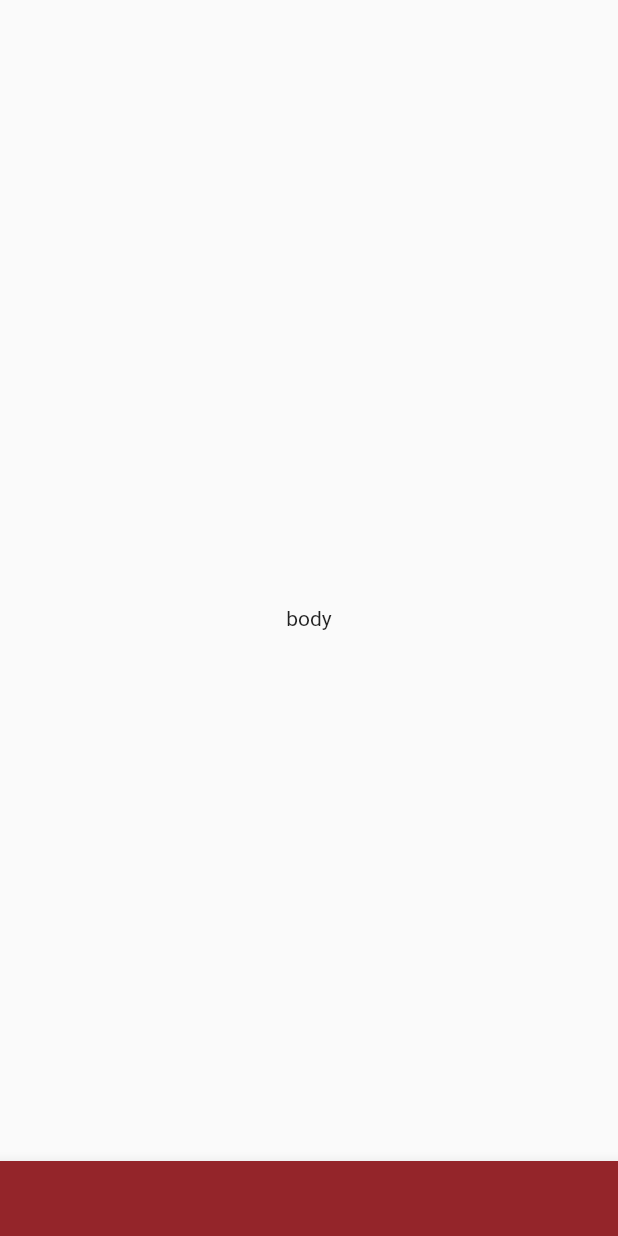
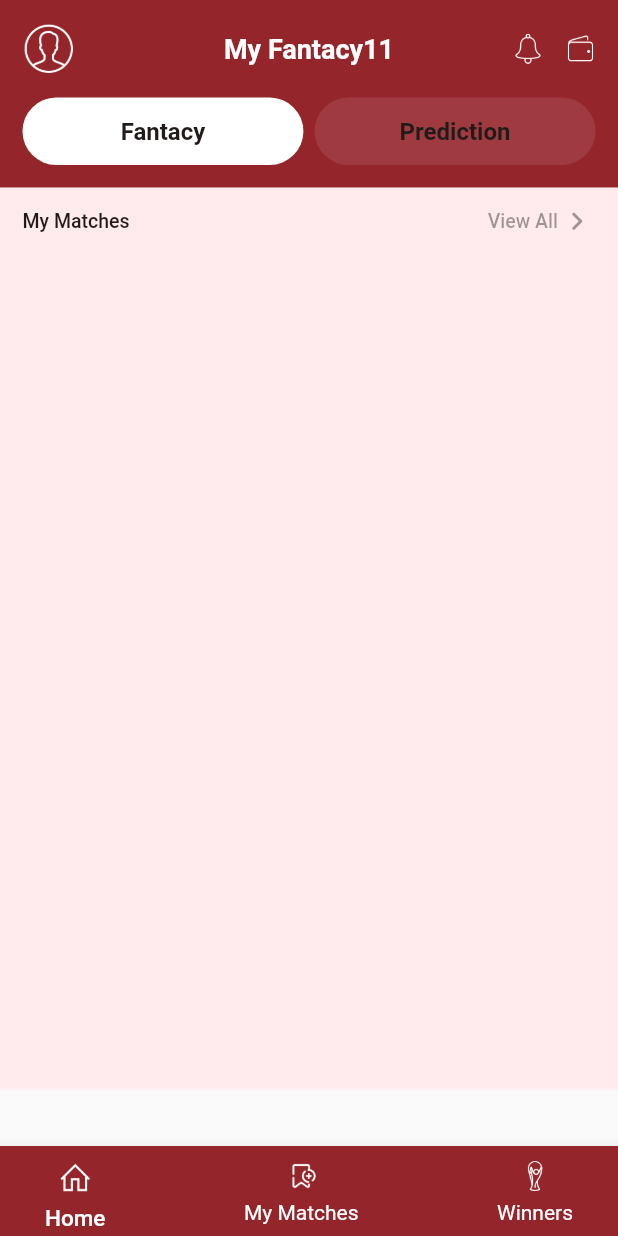
Before and after one commit to chandan123-pradhan/MyFancy11-App, a Flutter app: the screen it shows after launch, on a phone screen of 412 x 824 dp. Run offline on Flutter 3.47's test engine with Material 2 defaults, Android fonts, the phone set to English and light mode, and no system bars; drawn by our look-alikes of carousel_slider.

Commit message:
working on fantacy page

```diff
--- a/lib/main.dart
+++ b/lib/main.dart
@@ -1,7 +1,13 @@
 import 'package:cricket_fantacy/src/ui/screens/splash_screen.dart';
+import 'package:cricket_fantacy/src/utils/color_scheme.dart';
 import 'package:flutter/material.dart';
+import 'package:flutter/services.dart';
 
 void main() {
+  SystemChrome.setSystemUIOverlayStyle(SystemUiOverlayStyle(
+    systemNavigationBarColor: ColorConstant.primaryColor, // navigation bar color
+    statusBarColor: ColorConstant.primaryColor, // status bar color
+  ));
   runApp(const MyApp());
 }
 
--- a/lib/src/ui/screens/dashboard_screen.dart
+++ b/lib/src/ui/screens/dashboard_screen.dart
@@ -1,4 +1,7 @@
+import 'package:cricket_fantacy/src/ui/screens/home_tab/home_screen.dart';
+import 'package:cricket_fantacy/src/ui/widgets/bottom_bar_item.dart';
 import 'package:cricket_fantacy/src/utils/color_scheme.dart';
+import 'package:cricket_fantacy/src/utils/image_utils.dart';
 import 'package:flutter/material.dart';
 import 'package:flutter/src/widgets/framework.dart';
 import 'package:flutter/src/widgets/placeholder.dart';
@@ -11,22 +14,69 @@ class DashboardScreen extends StatefulWidget {
 }
 
 class _DashboardScreenState extends State<DashboardScreen> {
+  int _currentIndex = 0;
+Widget _body=Container();
+  void _changeIndex(int value) {
+    _currentIndex = value;
+ _body=_screens[1];
+    setState(() {});
+
+  }
+
+
+
+  List<Widget> _screens = [HomeScreen(), HomeScreen(), HomeScreen()];
+
+@override
+  void initState() {
+    _body=_screens[0];
+    // TODO: implement initState
+    super.initState();
+  }
+
   @override
   Widget build(BuildContext context) {
     return Scaffold(
-      body: const Center(child: Text("body"),),
+      body: _body,
       bottomSheet: SafeArea(
         child: BottomAppBar(
-          child: Container(
-            height: 50,
-            width: MediaQuery.of(context).size.width/1,
-            decoration: const BoxDecoration(
-              color: ColorConstant.primaryColor,
-            ),
+          height: 60,
+          color: ColorConstant.primaryColor,
+          child: Padding(
+            padding: const EdgeInsets.only(top: 10, left: 30, right: 30),
             child: Row(
               mainAxisAlignment: MainAxisAlignment.spaceBetween,
+              crossAxisAlignment: CrossAxisAlignment.center,
               children: [
-
+                InkWell(
+                  onTap: () {
+                    _changeIndex(0);
+                  },
+                  child: BottomBarItem(
+                    imageName: ImageUitls.UnSelected_home,
+                    title: 'Home',
+                    isSelected: _currentIndex == 0 ? true : false,
+                  ),
+                ),
+                InkWell(
+                  onTap: () {
+                    _changeIndex(1);
+                  },
+                  child: BottomBarItem(
+                    imageName: ImageUitls.UnSelected_mymaches,
+                    title: 'My Matches',
+                    isSelected: _currentIndex == 1 ? true : false,
+                  ),
+                ),
+                InkWell(
+                    onTap: () {
+                      _changeIndex(2);
+                    },
+                    child: BottomBarItem(
+                      imageName: ImageUitls.UnSelected_winners,
+                      title: 'Winners',
+                      isSelected: _currentIndex == 2 ? true : false,
+                    ))
               ],
             ),
           ),
--- /dev/null
+++ b/lib/src/ui/screens/home_tab/fantacy_tab.dart
@@ -0,0 +1,64 @@
+import 'package:cricket_fantacy/src/utils/color_scheme.dart';
+import 'package:flutter/material.dart';
+import 'package:flutter/src/widgets/framework.dart';
+import 'package:flutter/src/widgets/placeholder.dart';
+
+class FantacyTab extends StatefulWidget {
+  const FantacyTab({super.key});
+
+  @override
+  State<FantacyTab> createState() => _FantacyTabState();
+}
+
+class _FantacyTabState extends State<FantacyTab> {
+  @override
+  Widget build(BuildContext context) {
+    return SingleChildScrollView(
+      child: Column(
+        children:  [
+          Container(
+            width: MediaQuery.of(context).size.width/1,
+            child: Padding(
+              padding: const EdgeInsets.fromLTRB(15,10,15,10),
+              child: Row(
+                mainAxisAlignment: MainAxisAlignment.spaceBetween,
+                children:  [
+                  Text("My Matches",
+                  style: TextStyle(
+                    color: ColorConstant.primaryBlackColor,
+                    fontSize: 13,
+                    fontWeight: FontWeight.w500
+                  ),
+                  ),
+                                Row(
+                                  mainAxisAlignment: MainAxisAlignment.end,
+                                  children: [
+                                    Text("View All",
+                  style: TextStyle(
+                    color: ColorConstant.disableColor,
+                    fontSize: 13,
+                    fontWeight: FontWeight.w500
+                  ),
+                  ),
+                  Icon(Icons.navigate_next_rounded,
+                  color: ColorConstant.disableColor,
+                  size: 25,)
+                                  ],
+                                )
+                ],
+              ),
+            ),
+          ),
+
+Container(
+  decoration: BoxDecoration(
+    borderRadius: BorderRadius.circular(10),
+    color: ColorConstant.primaryWhiteColor,
+  ),
+)
+
+        ],
+      ),
+    );
+  }
+}
--- /dev/null
+++ b/lib/src/ui/screens/home_tab/home_screen.dart
@@ -0,0 +1,187 @@
+import 'package:carousel_slider/carousel_slider.dart';
+import 'package:cricket_fantacy/src/ui/screens/home_tab/fantacy_tab.dart';
+import 'package:cricket_fantacy/src/utils/color_scheme.dart';
+import 'package:cricket_fantacy/src/utils/image_utils.dart';
+import 'package:flutter/material.dart';
+import 'package:flutter/src/widgets/framework.dart';
+import 'package:flutter/src/widgets/placeholder.dart';
+
+class HomeScreen extends StatefulWidget {
+  const HomeScreen({super.key});
+
+  @override
+  State<HomeScreen> createState() => _HomeScreenState();
+}
+
+class _HomeScreenState extends State<HomeScreen> {
+  int _currentIndex = 0;
+
+  void changeIndex(int index) {
+    _currentIndex = index;
+    setState(() {});
+  }
+
+  @override
+  Widget build(BuildContext context) {
+    return Scaffold(
+      appBar: PreferredSize(
+          preferredSize: Size.fromHeight(0),
+          child: AppBar(
+            elevation: 0,
+          )),
+      body: Column(
+        children: [
+          Container(
+            // height: MediaQuery.of(context).size.height/5,
+            width: MediaQuery.of(context).size.width / 1,
+            decoration: const BoxDecoration(
+              color: ColorConstant.primaryColor,
+            ),
+            child: Padding(
+              padding: const EdgeInsets.all(15.0),
+              child: Column(
+                mainAxisAlignment: MainAxisAlignment.spaceBetween,
+                children: [
+                  Container(
+                    // height: MediaQuery.of(context).size.height/10,
+                    child: Row(
+                      mainAxisAlignment: MainAxisAlignment.spaceBetween,
+                      children: [
+                        Container(
+                          width: MediaQuery.of(context).size.width / 4,
+                          alignment: Alignment.centerLeft,
+                          child: Image.asset(
+                            ImageUitls.Profile_icon,
+                            height: 35,
+                            width: 35,
+                          ),
+                        ),
+                        Container(
+                          width: MediaQuery.of(context).size.width / 3,
+                          alignment: Alignment.center,
+                          child: const Text(
+                            "My Fantacy11",
+                            style: TextStyle(
+                                color: ColorConstant.primaryWhiteColor,
+                                fontSize: 18,
+                                fontWeight: FontWeight.w600),
+                          ),
+                        ),
+                        Container(
+                          width: MediaQuery.of(context).size.width / 4,
+                          child: Row(
+                            mainAxisAlignment: MainAxisAlignment.end,
+                            children: [
+                              Image.asset(
+                                ImageUitls.Notification_icon,
+                                height: 20,
+                                width: 20,
+                              ),
+                              SizedBox(
+                                width: 15,
+                              ),
+                              Image.asset(
+                                ImageUitls.Wallet_icon,
+                                height: 20,
+                                width: 20,
+                              ),
+                            ],
+                          ),
+                        )
+                      ],
+                    ),
+                  ),
+                  SizedBox(
+                    height: 15,
+                  ),
+                  Container(
+// height: MediaQuery.of(context).size.height/9,
+                      child: Row(
+                    mainAxisAlignment: MainAxisAlignment.spaceBetween,
+                    children: [
+                      InkWell(
+                        onTap: () {
+                          changeIndex(0);
+                        },
+                        child: Container(
+                          width: MediaQuery.of(context).size.width / 2.2,
+                          height: 45,
+                          decoration: BoxDecoration(
+                            borderRadius: BorderRadius.circular(35),
+                            color: _currentIndex == 0
+                                ? ColorConstant.primaryWhiteColor
+                                : ColorConstant.un_selected_color,
+                          ),
+                          alignment: Alignment.center,
+                          child: const Text(
+                            "Fantacy",
+                            style: TextStyle(
+                                color: ColorConstant.primaryBlackColor,
+                                fontSize: 16,
+                                fontWeight: FontWeight.w600),
+                          ),
+                        ),
+                      ),
+                      InkWell(
+                        onTap: () {
+                          changeIndex(1);
+                        },
+                        child: Container(
+                          width: MediaQuery.of(context).size.width / 2.2,
+                          height: 45,
+                          decoration: BoxDecoration(
+                            borderRadius: BorderRadius.circular(35),
+                            color: _currentIndex == 1
+                                ? ColorConstant.primaryWhiteColor
+                                : ColorConstant.un_selected_color,
+                          ),
+                          alignment: Alignment.center,
+                          child: const Text(
+                            "Prediction",
+                            style: TextStyle(
+                                color: ColorConstant.primaryBlackColor,
+                                fontSize: 16,
+                                fontWeight: FontWeight.w600),
+                          ),
+                        ),
+                      )
+                    ],
+                  ))
+                ],
+              ),
+            ),
+          ),
+          CarouselSlider(
+              items: [
+                Container(
+                  color: ColorConstant.bg_color,
+                  child: FantacyTab(),
+                ),
+                Container(
+                  color: ColorConstant.bg_color,
+                ),
+              ],
+              options: CarouselOptions(
+                height: MediaQuery.of(context).size.height / 1.37,
+                aspectRatio: 16 / 9,
+                viewportFraction: 1.0,
+                initialPage: 0,
+                enableInfiniteScroll: false,
+                reverse: false,
+                autoPlay: false,
+                autoPlayInterval: Duration(seconds: 3),
+                autoPlayAnimationDuration: Duration(milliseconds: 800),
+                autoPlayCurve: Curves.fastOutSlowIn,
+                enlargeCenterPage: false,
+                enlargeFactor: 0.3,
+                onPageChanged: (index, reason) {
+                changeIndex(index);
+                  //controller.updateHome2Slider(index);
+                },
+                scrollDirection: Axis.horizontal,
+              )),
+        ],
+      ),
+    );
+  }
+}
--- /dev/null
+++ b/lib/src/ui/widgets/bottom_bar_item.dart
@@ -0,0 +1,41 @@
+import 'package:cricket_fantacy/src/utils/color_scheme.dart';
+import 'package:cricket_fantacy/src/utils/image_utils.dart';
+import 'package:flutter/material.dart';
+import 'package:flutter/src/widgets/framework.dart';
+import 'package:flutter/src/widgets/placeholder.dart';
+
+class BottomBarItem extends StatefulWidget {
+  final String imageName;
+  final title;
+  bool isSelected;
+  BottomBarItem({required this.imageName,required this.title,required this.isSelected});
+
+  @override
+  State<BottomBarItem> createState() => _BottomBarItemState();
+}
+
+class _BottomBarItemState extends State<BottomBarItem> {
+
+
+
+  @override
+  Widget build(BuildContext context) {
+    return Column(
+      children: [
+        Image.asset(
+          widget.imageName,
+          height:  widget.isSelected==true?23: 20,
+          width: widget.isSelected==true?23:20,
+        ),
+        const SizedBox(height: 6,),
+        Text(widget.title,
+        style:  TextStyle(
+          color: ColorConstant.primaryWhiteColor,
+          fontSize: widget.isSelected==true?15:14,
+          fontWeight: widget.isSelected==true?FontWeight.w500: FontWeight.w400
+        ),
+        )
+      ],
+    );
+  }
+}
--- a/lib/src/utils/color_scheme.dart
+++ b/lib/src/utils/color_scheme.dart
@@ -4,4 +4,8 @@ class ColorConstant{
   static const Color primaryColor=Color(0xff94252a);
   static const Color primaryBlackColor=Color(0xff201b19);
   static const Color primaryWhiteColor=Color(0xffffffff);
+  static const Color un_selected_color=Colors.white10;
+  static const Color selected_color=Colors.white70;
+  static const Color disableColor=Colors.black38;
+  static Color? bg_color=Colors.red[50];
 }
--- a/lib/src/utils/image_utils.dart
+++ b/lib/src/utils/image_utils.dart
@@ -1,3 +1,10 @@
 class ImageUitls{
   static const String Logo='assets/images/logo.png';
+  static const String Selected_home='assets/icons/selected_home.png';
+  static const String UnSelected_home='assets/icons/un_selected_home.png';
+  static const String UnSelected_winners='assets/icons/un_selected_winners.png';
+  static const String UnSelected_mymaches='assets/icons/unselected_mymaches.png';
+  static const String Profile_icon='assets/icons/profile_icon.png';
+  static const String Notification_icon='assets/icons/notification_icon.png';
+  static const String Wallet_icon='assets/icons/wallet_icon.png';
 }
--- a/pubspec.yaml
+++ b/pubspec.yaml
@@ -37,6 +37,7 @@ dependencies:
   cupertino_icons: ^1.0.2
   get:
   http:
+  carousel_slider:
 
 dev_dependencies:
   flutter_test:
@@ -63,6 +64,7 @@ flutter:
   # To add assets to your application, add an assets section, like this:
   assets:
     - assets/images/
+    - assets/icons/
   #   - images/a_dot_ham.jpeg
 
   # An image asset can refer to one or more resolution-specific "variants", see
```
Also changed, not shown: assets/icons/notification_icon.png (added), assets/icons/profile_icon.png (added), assets/icons/selected_home.png (added), assets/icons/un_selected_home.png (added), assets/icons/un_selected_winners.png (added), assets/icons/unselected_mymaches.png (added), assets/icons/wallet_icon.png (added), pubspec.lock, 1 other file.
